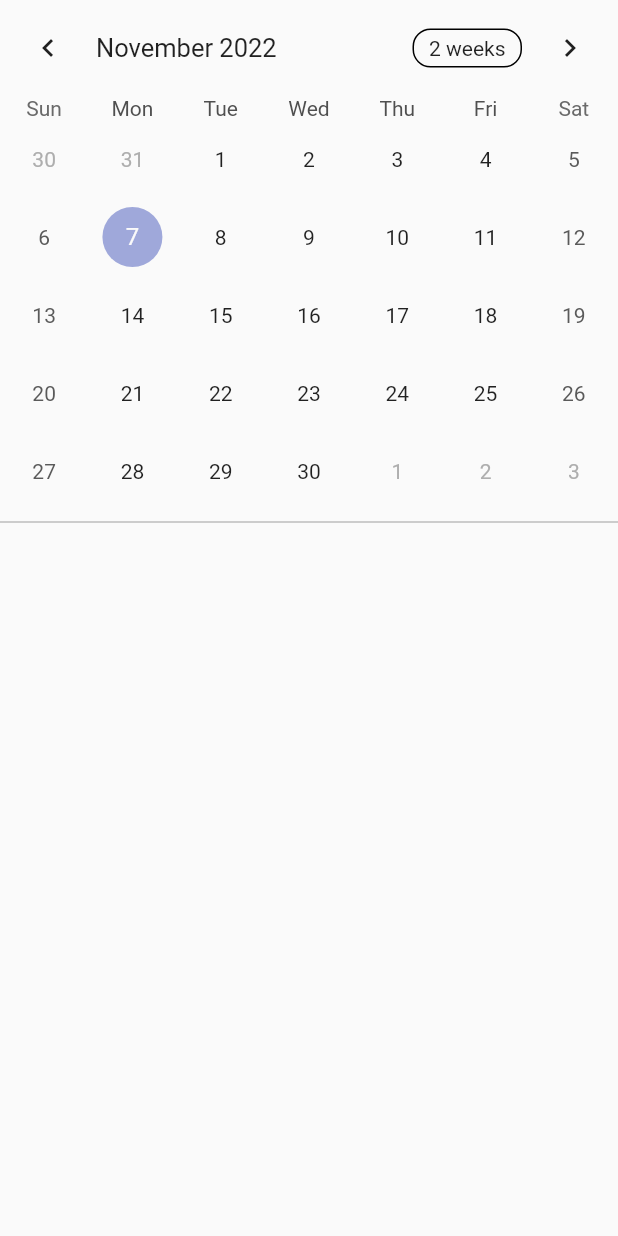
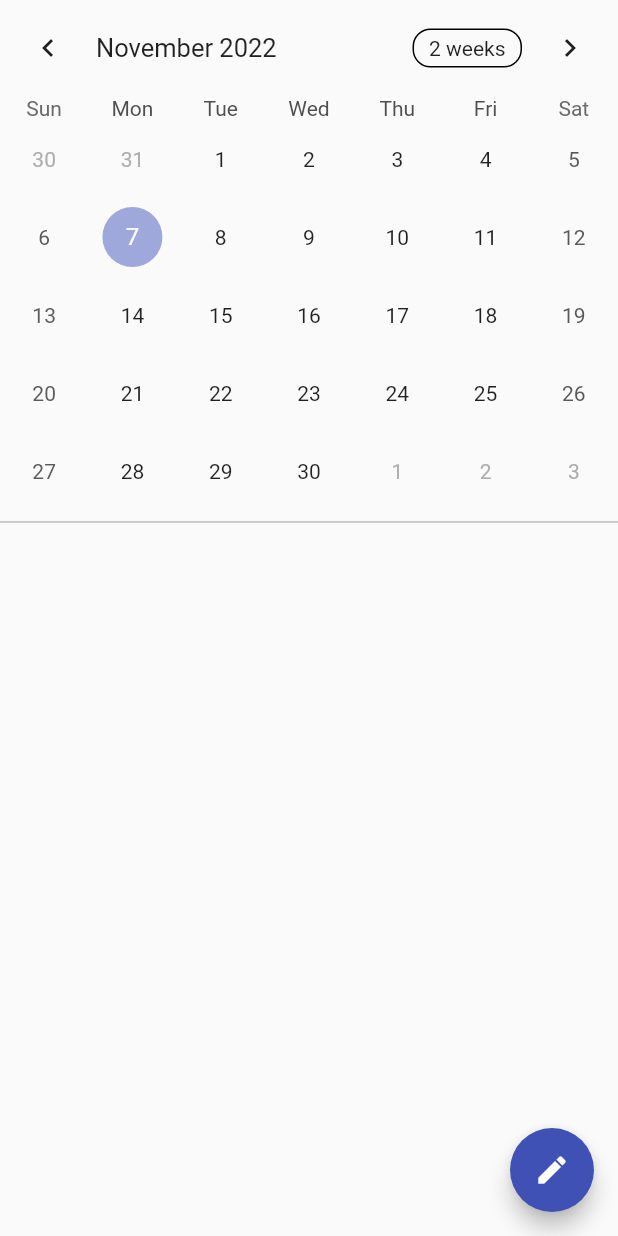
Before and after one commit to ksk0605/diary-flutter, a Flutter app: the screen it shows after launch, on a phone screen of 412 x 824 dp. Run offline on Flutter 3.47's test engine with Material 2 defaults, Android fonts, the phone set to English and light mode, and no system bars; drawn by our look-alikes of table_calendar.

Commit message:
feat/add floatingActionButton

```diff
--- a/lib/home_page.dart
+++ b/lib/home_page.dart
@@ -20,6 +20,13 @@ class _HomePageState extends State<HomePage> {
     return Consumer<DiaryService>(
       builder: (context, diaryService, child) {
         return Scaffold(
+          floatingActionButton: FloatingActionButton(
+            onPressed: () {
+              // Add your onPressed code here!
+            },
+            child: Icon(Icons.create),
+            backgroundColor: Colors.indigo,
+          ),
           body: SafeArea(
             child: Column(
               children: [
```
